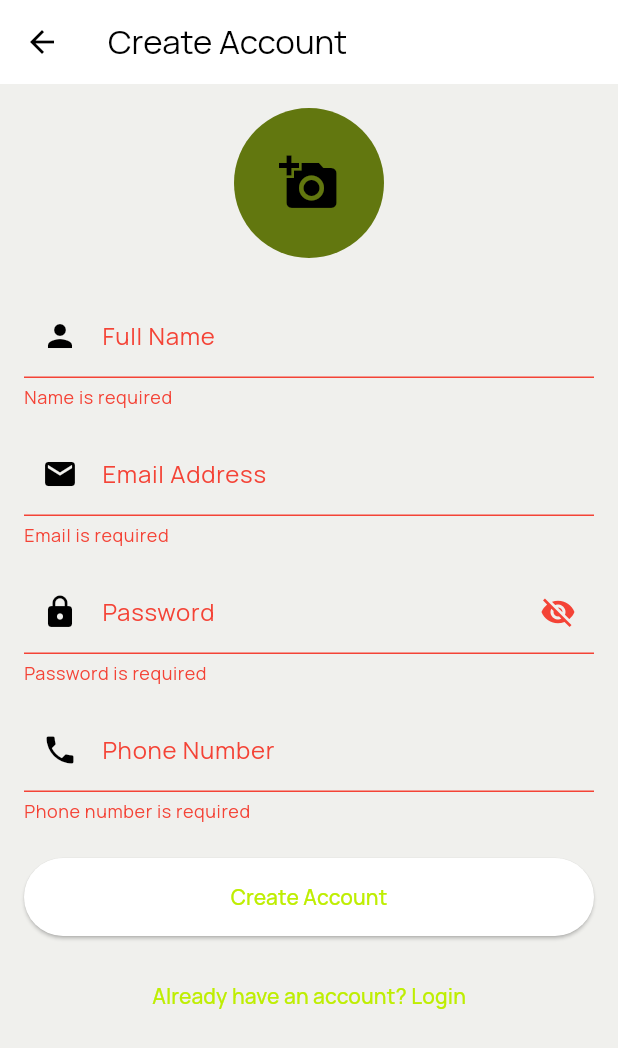
After one commit to Hope-Kagami/crscl, a Flutter app: the RegistrationScreen screen opened directly, after a tap on "Create Account", on a phone screen of 412 x 824 dp. The commit adds this screen. Shown: the top 1048 px of the screen. Run offline on Flutter 3.47's test engine with Material 3 defaults, Android fonts, the phone set to English and light mode, and no system bars; our stand-ins replace flutter_dotenv, image_picker, supabase_flutter; accounts and stored records are empty.

Commit message:
Updated registration and login

```diff
--- /dev/null
+++ b/lib/features/auth/registration/registration_screen.dart
@@ -0,0 +1,289 @@
+import 'package:flutter/material.dart';
+import 'package:flutter/services.dart';
+import 'package:image_picker/image_picker.dart';
+import 'package:supabase_flutter/supabase_flutter.dart';
+import 'dart:io';
+import '../auth_repository.dart';
+
+class RegistrationScreen extends StatefulWidget {
+  const RegistrationScreen({super.key});
+
+  @override
+  State<RegistrationScreen> createState() => _RegistrationScreenState();
+}
+
+class _RegistrationScreenState extends State<RegistrationScreen> {
+  final _formKey = GlobalKey<FormState>();
+  final _nameController = TextEditingController();
+  final _emailController = TextEditingController();
+  final _passwordController = TextEditingController();
+  final _phoneController = TextEditingController();
+  final _authRepository = AuthRepository(Supabase.instance.client);
+  File? _profileImage;
+  bool _isLoading = false;
+  bool _obscurePassword = true;
+
+  Future<void> _pickImage() async {
+    final ImagePicker picker = ImagePicker();
+    final XFile? image = await picker.pickImage(source: ImageSource.gallery);
+
+    if (image != null) {
+      setState(() {
+        _profileImage = File(image.path);
+      });
+    }
+  }
+
+  String? _validateEmail(String? value) {
+    if (value == null || value.isEmpty) {
+      return 'Email is required';
+    }
+    final emailRegex = RegExp(r'^[\w-\.]+@([\w-]+\.)+[\w-]{2,4}$');
+    if (!emailRegex.hasMatch(value)) {
+      return 'Please enter a valid email address';
+    }
+    return null;
+  }
+
+  String? _validatePassword(String? value) {
+    if (value == null || value.isEmpty) {
+      return 'Password is required';
+    }
+    if (value.length < 8) {
+      return 'Password must be at least 8 characters long';
+    }
+    if (!RegExp(r'^(?=.*[A-Za-z])(?=.*\d)[A-Za-z\d]{8,}$').hasMatch(value)) {
+      return 'Password must contain both letters and numbers';
+    }
+    return null;
+  }
+
+  String? _validatePhone(String? value) {
+    if (value == null || value.isEmpty) {
+      return 'Phone number is required';
+    }
+    final phoneRegex = RegExp(r'^\+?[\d\s-]{10,}$');
+    if (!phoneRegex.hasMatch(value)) {
+      return 'Please enter a valid phone number';
+    }
+    return null;
+  }
+
+  Future<void> _handleRegistration() async {
+    if (!_formKey.currentState!.validate()) {
+      return;
+    }
+
+    setState(() {
+      _isLoading = true;
+    });
+
+    try {
+      print('RegistrationScreen: Starting registration process...');
+      print('RegistrationScreen: Email: ${_emailController.text.trim()}');
+      print('RegistrationScreen: Name: ${_nameController.text.trim()}');
+      print('RegistrationScreen: Phone: ${_phoneController.text.trim()}');
+      print('RegistrationScreen: Has profile image: ${_profileImage != null}');
+
+      final response = await _authRepository.registerUser(
+        email: _emailController.text.trim(),
+        password: _passwordController.text,
+        fullName: _nameController.text.trim(),
+        phoneNumber: _phoneController.text.trim(),
+        profileImage: _profileImage,
+      );
+
+      print('RegistrationScreen: Registration response received');
+      print(
+        'RegistrationScreen: User: ${response.user != null ? 'Created' : 'Not created'}',
+      );
+      print(
+        'RegistrationScreen: Session: ${response.session != null ? 'Created' : 'Not created'}',
+      );
+
+      if (response.user != null) {
+        print('RegistrationScreen: User ID: ${response.user!.id}');
+      }
+
+      if (!mounted) return;
+
+      if (response.user != null) {
+        // Show success message
+        ScaffoldMessenger.of(context).showSnackBar(
+          const SnackBar(
+            content: Text(
+              'Registration successful! Please check your email for verification.',
+            ),
+            backgroundColor: Colors.green,
+          ),
+        );
+
+        // Navigate to login screen
+        Navigator.pop(context);
+      }
+    } catch (e, stackTrace) {
+      print('RegistrationScreen: Registration error: $e');
+      print('RegistrationScreen: Stack trace: $stackTrace');
+
+      if (!mounted) return;
+
+      String errorMessage = 'Registration failed';
+      if (e is Exception) {
+        errorMessage = e.toString().replaceAll('Exception: ', '');
+      }
+
+      ScaffoldMessenger.of(context).showSnackBar(
+        SnackBar(
+          content: Text(errorMessage),
+          backgroundColor: Colors.red,
+          duration: const Duration(seconds: 5),
+          action: SnackBarAction(
+            label: 'Dismiss',
+            textColor: Colors.white,
+            onPressed: () {
+              ScaffoldMessenger.of(context).hideCurrentSnackBar();
+            },
+          ),
+        ),
+      );
+    } finally {
+      if (mounted) {
+        setState(() {
+          _isLoading = false;
+        });
+      }
+    }
+  }
+
+  @override
+  void dispose() {
+    _nameController.dispose();
+    _emailController.dispose();
+    _passwordController.dispose();
+    _phoneController.dispose();
+    super.dispose();
+  }
+
+  @override
+  Widget build(BuildContext context) {
+    return Scaffold(
+      appBar: AppBar(title: const Text('Create Account')),
+      body: SingleChildScrollView(
+        padding: const EdgeInsets.all(16.0),
+        child: Form(
+          key: _formKey,
+          child: Column(
+            crossAxisAlignment: CrossAxisAlignment.stretch,
+            children: [
+              // Profile Picture
+              Center(
+                child: GestureDetector(
+                  onTap: _pickImage,
+                  child: CircleAvatar(
+                    radius: 50,
+                    backgroundImage:
+                        _profileImage != null
+                            ? FileImage(_profileImage!)
+                            : null,
+                    child:
+                        _profileImage == null
+                            ? const Icon(Icons.add_a_photo, size: 40)
+                            : null,
+                  ),
+                ),
+              ),
+              const SizedBox(height: 24),
+
+              // Full Name
+              TextFormField(
+                controller: _nameController,
+                decoration: const InputDecoration(
+                  labelText: 'Full Name',
+                  prefixIcon: Icon(Icons.person),
+                ),
+                textInputAction: TextInputAction.next,
+                validator:
+                    (value) =>
+                        value?.isEmpty ?? true ? 'Name is required' : null,
+              ),
+              const SizedBox(height: 16),
+
+              // Email
+              TextFormField(
+                controller: _emailController,
+                decoration: const InputDecoration(
+                  labelText: 'Email Address',
+                  prefixIcon: Icon(Icons.email),
+                ),
+                keyboardType: TextInputType.emailAddress,
+                textInputAction: TextInputAction.next,
+                validator: _validateEmail,
+              ),
+              const SizedBox(height: 16),
+
+              // Password
+              TextFormField(
+                controller: _passwordController,
+                decoration: InputDecoration(
+                  labelText: 'Password',
+                  prefixIcon: const Icon(Icons.lock),
+                  suffixIcon: IconButton(
+                    icon: Icon(
+                      _obscurePassword
+                          ? Icons.visibility_off
+                          : Icons.visibility,
+                    ),
+                    onPressed: () {
+                      setState(() {
+                        _obscurePassword = !_obscurePassword;
+                      });
+                    },
+                  ),
+                ),
+                obscureText: _obscurePassword,
+                textInputAction: TextInputAction.next,
+                validator: _validatePassword,
+              ),
+              const SizedBox(height: 16),
+
+              // Phone Number
+              TextFormField(
+                controller: _phoneController,
+                decoration: const InputDecoration(
+                  labelText: 'Phone Number',
+                  prefixIcon: Icon(Icons.phone),
+                ),
+                keyboardType: TextInputType.phone,
+                textInputAction: TextInputAction.done,
+                validator: _validatePhone,
+                inputFormatters: [FilteringTextInputFormatter.digitsOnly],
+              ),
+              const SizedBox(height: 24),
+
+              // Register Button
+              ElevatedButton(
+                onPressed: _isLoading ? null : _handleRegistration,
+                style: ElevatedButton.styleFrom(
+                  padding: const EdgeInsets.symmetric(vertical: 16),
+                ),
+                child:
+                    _isLoading
+                        ? const CircularProgressIndicator()
+                        : const Text('Create Account'),
+              ),
+              const SizedBox(height: 16),
+
+              // Login Link
+              TextButton(
+                onPressed: () {
+                  Navigator.pop(context); // Navigate to login screen
+                },
+                child: const Text('Already have an account? Login'),
+              ),
+            ],
+          ),
+        ),
+      ),
+    );
+  }
+}
--- a/pubspec.yaml
+++ b/pubspec.yaml
@@ -34,6 +34,7 @@ dependencies:
   flutter_dotenv: ^5.1.0
   google_maps_flutter: ^2.5.0
   provider: ^6.1.1
+  image_picker: ^1.0.7
   #sign_in_with_apple: ^6.0.0  # Or the latest version
 
   # Add others as needed (e.g., intl for localization)
```
Also changed, not shown: lib/features/auth/auth_repository.dart (+168 -1 lines), lib/features/auth/login/login_screen.dart (+10 -1 lines), pubspec.lock, 5 other files.
